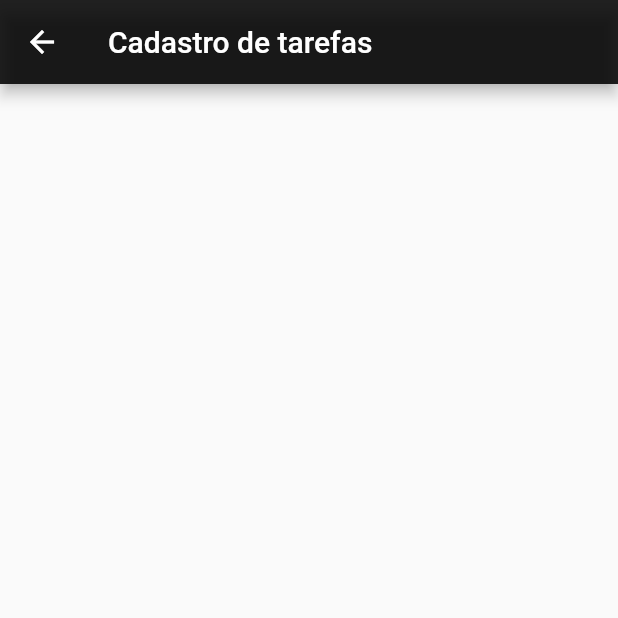
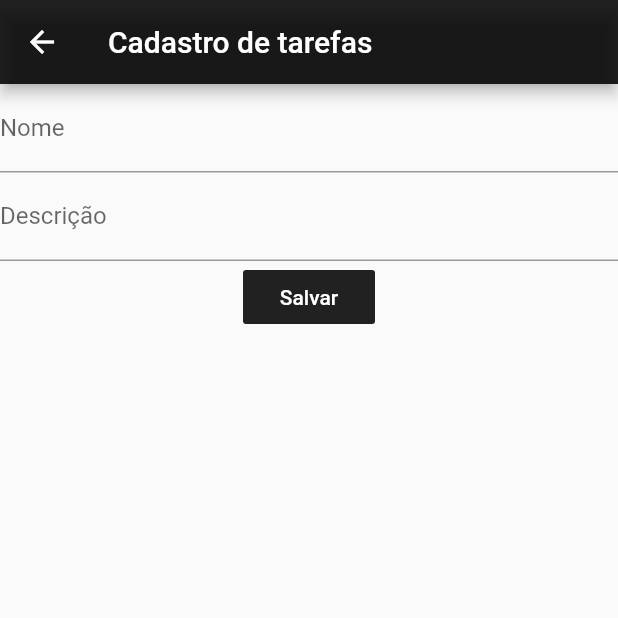
Before and after one commit to GustavoOrelio/FlutterIFPR, a Flutter app: the FormTarefa screen opened by its route, on a phone screen of 412 x 824 dp, the top half of it. Run offline on Flutter 3.47's test engine with Material 2 defaults, Android fonts, the phone set to English and light mode, and no system bars; our stand-ins replace sqflite; accounts and stored records are empty.

Commit message:
Fazendo funçoes pra salvar e excluir

```diff
--- a/Crud/lib/FormTarefa.dart
+++ b/Crud/lib/FormTarefa.dart
@@ -1,13 +1,73 @@
 import 'package:flutter/material.dart';
+import 'package:path/path.dart';
+import 'package:sqflite/sqflite.dart';
 
 class FormTarefa extends StatelessWidget {
+  Future<int> salvar(String nome, String descricao, [int? id]) async {
+    String caminho = join(await getDatabasesPath(), 'tarefa.db');
+    Database banco = await openDatabase(caminho, version: 1);
+
+    String sql;
+    Future<int> linhasAfetadas;
+    if (id == null) {
+      sql = 'INSERT INTO tarefa (nome, descricao) VALUES (?, ?)';
+      linhasAfetadas = banco.rawInsert(sql, [nome, descricao]);
+    } else {
+      sql = 'UPDATE tarefa SET nome = ?, descricao = ? WHERE id = ?';
+      linhasAfetadas = banco.rawUpdate(sql, [nome, descricao, id]);
+    }
+    return linhasAfetadas;
+  }
+
+  Future<int> deletar(int id) async {
+    String caminho = join(await getDatabasesPath(), 'tarefa.db');
+    Database banco = await openDatabase(caminho, version: 1);
+    String sql = "DELETE FROM tarefa WHERE id = ?";
+    Future<int> linhaAfetada;
+    linhaAfetada = banco.rawDelete(sql, [id]);
+    return linhaAfetada;
+  }
+
+
+
   @override
   Widget build(BuildContext context) {
+    String? nome;
+    String? descricao;
+
     return Scaffold(
       appBar: AppBar(
         backgroundColor: Colors.black87,
         title: const Text('Cadastro de tarefas'),
       ),
+      body: Column(
+        children: [
+          TextFormField(
+            decoration: InputDecoration(
+                label: Text('Nome'), hintText: 'Informe o nome da tarefa'),
+            onChanged: (valorDigitado) => nome = valorDigitado,
+          ),
+          TextFormField(
+            decoration: InputDecoration(
+                label: Text('Descrição'), hintText: 'Informe a descrição da tarefa'),
+            onChanged: (valorDigitado) => descricao = valorDigitado,
+          ),
+
+          FlatButton(
+            color: Colors.black87,
+            textColor: Colors.white,
+            child: Text('Salvar'),
+            onPressed: () {
+                salvar(nome!, descricao!);
+                Navigator.pushNamed(context, '/');
+
+               //Para salvar precisa pegar o que foi preenchido nos dois campos e salvar;
+            },
+          ),
+
+
+        ],
+      ),
     );
   }
 }
--- a/Crud/pubspec.yaml
+++ b/Crud/pubspec.yaml
@@ -37,6 +37,7 @@ dependencies:
   cupertino_icons: ^1.0.2
   path: ^1.8.1
   sqflite: ^2.0.3
+  path_provider: ^2.0.9
 
 dev_dependencies:
   flutter_test:
```
Also changed, not shown: Crud/lib/ListaTarefa.dart (+53 -10 lines), Crud/pubspec.lock.
